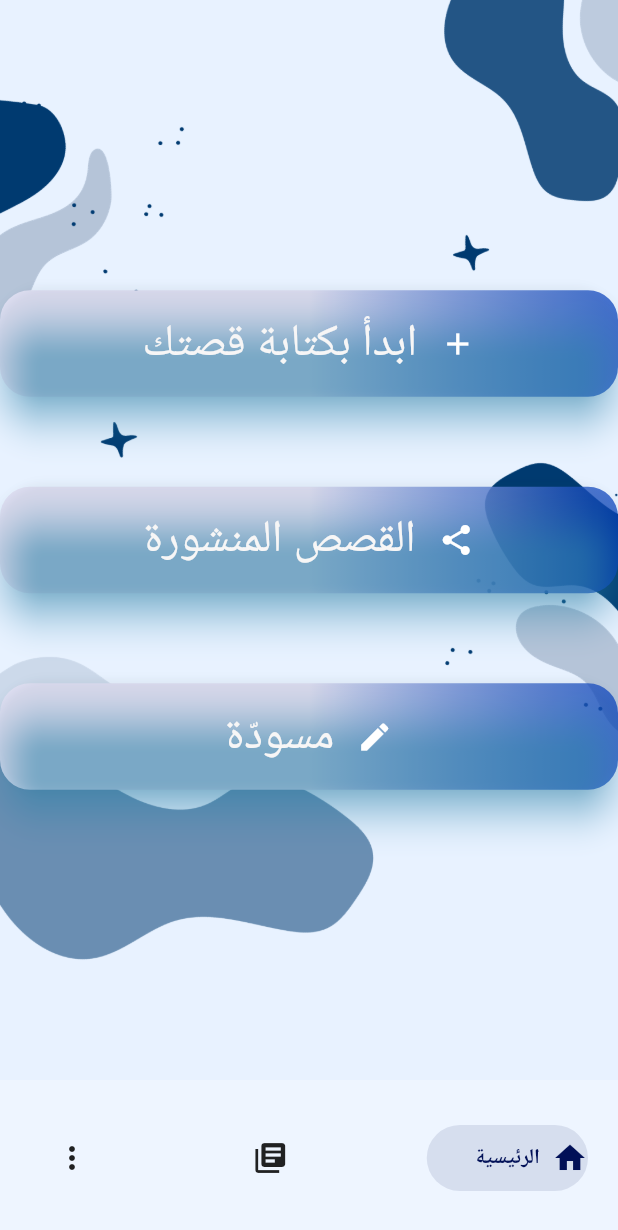
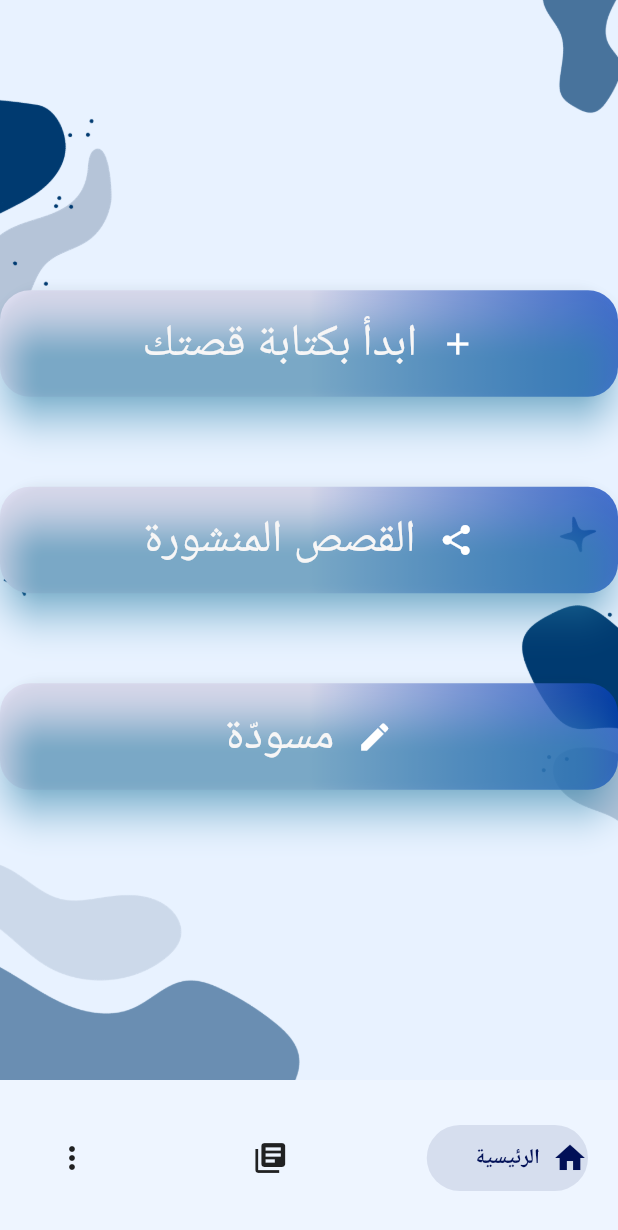
Before and after one commit to Lujain-M02/2023-GP1-6, a Flutter app: the screen it shows after launch, after a tap on "تخطي", after a tap on "!اضغط للبدأ بصنع قصتك الآن", on a phone screen of 412 x 824 dp. Shown: the top 1230 px of the screen. Run offline on Flutter 3.47's test engine with Material 2 defaults, Android fonts, the phone set to English and light mode, and no system bars; drawn by our look-alikes of salomon_bottom_bar; our stand-ins replace animate_do, animated_text_kit, introduction_screen, lottie.

Commit message:
change colors and background

```diff
--- a/your_story/lib/pages/MainPage.dart
+++ b/your_story/lib/pages/MainPage.dart
@@ -40,12 +40,12 @@ class _MainPage extends State<MainPage> {
           SalomonBottomBarItem(
             icon: const Icon(Icons.library_books),
             title: const Text("القصص المنشرة"),
-            selectedColor: const Color.fromARGB(255, 27, 6, 160),
+            selectedColor: const Color.fromARGB(255, 1, 16, 87),
           ),
           SalomonBottomBarItem(
             icon: const Icon(Icons.more_vert_sharp),
             title: const Text("المزيد"),
-            selectedColor: const Color.fromARGB(255, 37, 54, 138),
+            selectedColor: const Color.fromARGB(255, 1, 16, 87),
           ),
         ],
       ),
@@ -75,7 +75,7 @@ class HomePage extends StatelessWidget {
     return Container(
       decoration: const BoxDecoration(
         image: DecorationImage(
-          image: AssetImage("assets/background1.png"),
+          image: AssetImage("assets/back1.png"),
           fit: BoxFit.cover,
         ),
       ),
--- a/your_story/lib/pages/welcome_page.dart
+++ b/your_story/lib/pages/welcome_page.dart
@@ -33,7 +33,7 @@ class _WelcomePageState extends State<WelcomePage> {
               delay: const Duration(milliseconds: 500),
               child: Container(
                 padding: const EdgeInsets.only(
-                  left: 50,
+                  left: 20,
                   top: 30,
                   right: 20,
                   bottom: 40,
@@ -84,7 +84,7 @@ class _WelcomePageState extends State<WelcomePage> {
                     FadeInUp(
                       duration: const Duration(milliseconds: 1000),
                       delay: const Duration(milliseconds: 1000),
-                      from: 70,
+                      from: 50,
                       child: Align(
                         alignment: Alignment.bottomCenter,
                         child: ElevatedButton(
```
